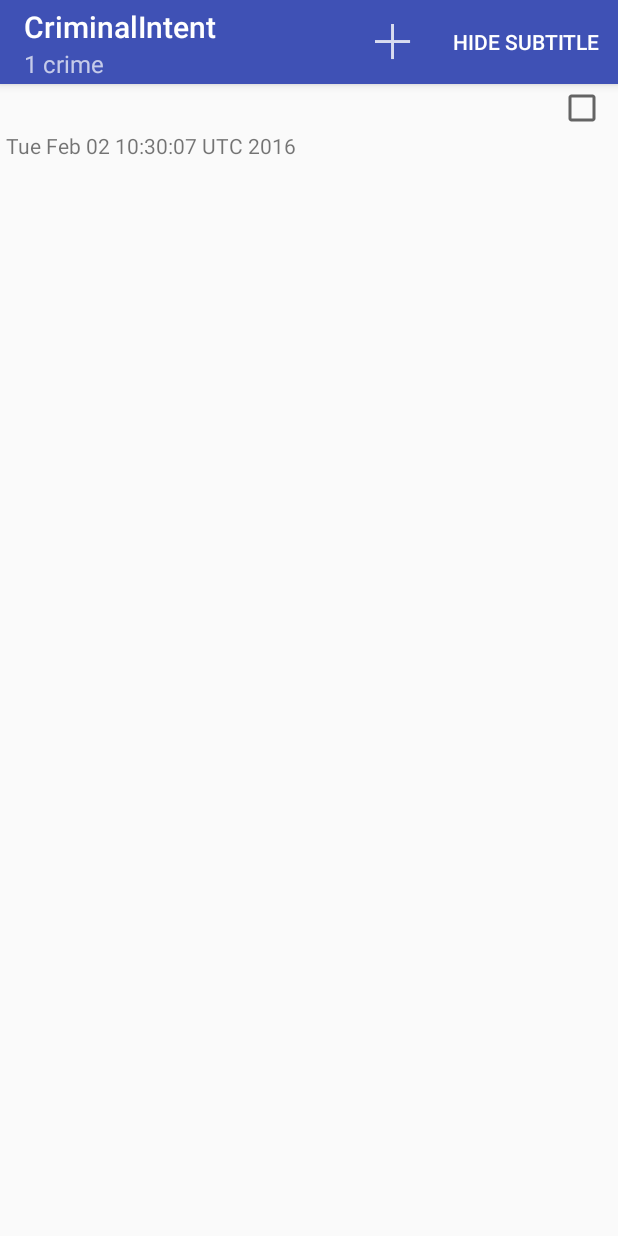
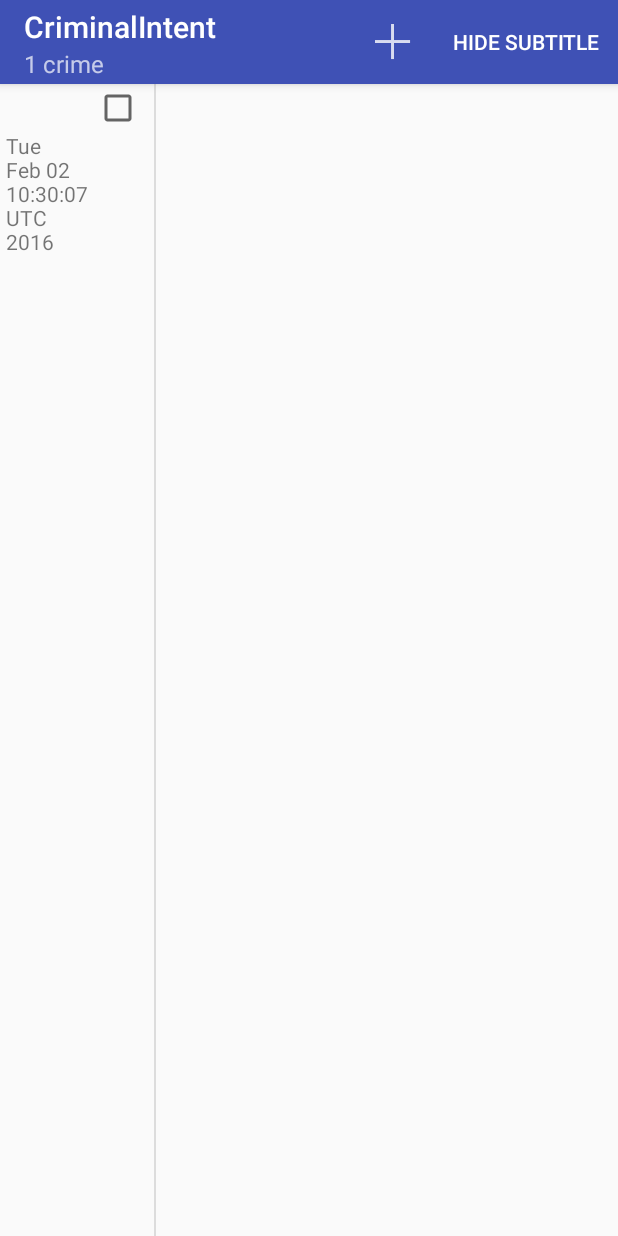
Before and after one commit to Tabaqui/Mix, an Android app: the screen it shows after launch (CrimeListActivity), after a tap on "SUBTITLE", on a phone screen of 412 x 824 dp. Run offline under Robolectric (Android 15) with nearby library versions, the phone set to English and light mode, and no system bars; 1 other tap on this screen came first.

Commit message:
two pane functionality

```diff
--- a/CriminalIntent/app/src/main/AndroidManifest.xml
+++ b/CriminalIntent/app/src/main/AndroidManifest.xml
@@ -22,8 +22,7 @@
 
     <uses-permission android:name="android.permission.READ_CONTACTS" />
     <uses-permission
-        android:name="android.permission.READ_EXTERNAL_STORAGE"
-        android:maxSdkVersion="18" />
+        android:name="android.permission.READ_EXTERNAL_STORAGE" />
 
     <user-feature
         android:name="android.hardware.camera"
--- a/CriminalIntent/app/src/main/java/com/bignerdranch/android/criminalintent/CrimeListActivity.java
+++ b/CriminalIntent/app/src/main/java/com/bignerdranch/android/criminalintent/CrimeListActivity.java
@@ -17,5 +17,9 @@ public class CrimeListActivity extends SingleFragmentActivity {
         super.onCreate(savedInstanceState);
     }
 
+    @Override
+    protected int getLayoutResId() {
+        return R.layout.activity_twopane;
+    }
 
 }
--- a/CriminalIntent/app/src/main/java/com/bignerdranch/android/criminalintent/SingleFragmentActivity.java
+++ b/CriminalIntent/app/src/main/java/com/bignerdranch/android/criminalintent/SingleFragmentActivity.java
@@ -2,6 +2,7 @@ package com.bignerdranch.android.criminalintent;
 
 import android.content.Intent;
 import android.os.Bundle;
+import android.support.annotation.LayoutRes;
 import android.support.v4.app.Fragment;
 import android.support.v4.app.FragmentActivity;
 import android.support.v4.app.FragmentManager;
@@ -14,10 +15,15 @@ public abstract class SingleFragmentActivity extends AppCompatActivity {
 
     protected abstract Fragment createFragment();
 
+    @LayoutRes
+    protected int getLayoutResId() {
+        return R.layout.activity_fragment;
+    }
+
     @Override
     protected void onCreate(Bundle savedInstanceState) {
         super.onCreate(savedInstanceState);
-        setContentView(R.layout.activity_fragment);
+        setContentView(getLayoutResId());
         FragmentManager fm = getSupportFragmentManager();
         Fragment fragment = fm.findFragmentById(R.id.fragment_container);
         if (fragment == null) {
--- /dev/null
+++ b/CriminalIntent/app/src/main/res/layout/activity_twopane.xml
@@ -0,0 +1,25 @@
+<?xml version="1.0" encoding="utf-8"?>
+<LinearLayout xmlns:android="http://schemas.android.com/apk/res/android"
+              android:layout_width="match_parent"
+              android:layout_height="match_parent"
+              android:divider="?android:attr/dividerHorizontal"
+              android:orientation="horizontal"
+              android:showDividers="middle">
+
+    <FrameLayout
+        android:layout_width="0dp"
+        android:layout_height="match_parent"
+        android:layout_weight="1"
+        android:id="@+id/fragment_container">
+
+    </FrameLayout>
+
+    <FrameLayout
+        android:layout_width="0dp"
+        android:layout_height="match_parent"
+        android:layout_weight="3"
+        android:id="@+id/detail_fragment_container">
+
+    </FrameLayout>
+
+</LinearLayout>
```
Also changed, not shown: CriminalIntent/app/src/main/java/com/bignerdranch/android/criminalintent/CrimeFragment.java (+29 -7 lines), CriminalIntent/app/src/main/java/com/bignerdranch/android/criminalintent/ImageFragment.java (added, +41 -0 lines), CriminalIntent/app/src/main/res/layout/dialog_image.xml (+5 -4 lines).
